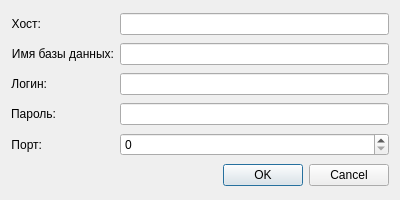
First picture: the form in QT/HomeWork_8/dbdata.ui, repository FellzAndlat/HomeWorks, before the edit.
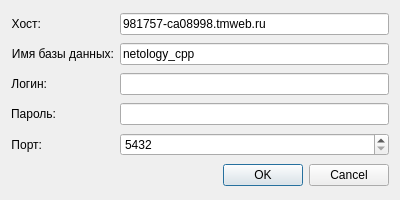
Second picture: the form after the edit. Icons and pictures are not drawn.

```diff
--- a/QT/HomeWork_8/dbdata.ui
+++ b/QT/HomeWork_8/dbdata.ui
@@ -38,6 +38,9 @@
        <verstretch>0</verstretch>
       </sizepolicy>
      </property>
+     <property name="text">
+      <string>981757-ca08998.tmweb.ru</string>
+     </property>
     </widget>
    </item>
    <item row="1" column="0">
@@ -64,6 +67,9 @@
        <verstretch>0</verstretch>
       </sizepolicy>
      </property>
+     <property name="text">
+      <string>netology_cpp</string>
+     </property>
     </widget>
    </item>
    <item row="2" column="0">
@@ -142,6 +148,9 @@
        <verstretch>0</verstretch>
       </sizepolicy>
      </property>
+     <property name="specialValueText">
+      <string>5432 </string>
+     </property>
      <property name="maximum">
       <number>65535</number>
      </property>
```
Left out of the diff: 30 changed lines with no effect on the pictures.
